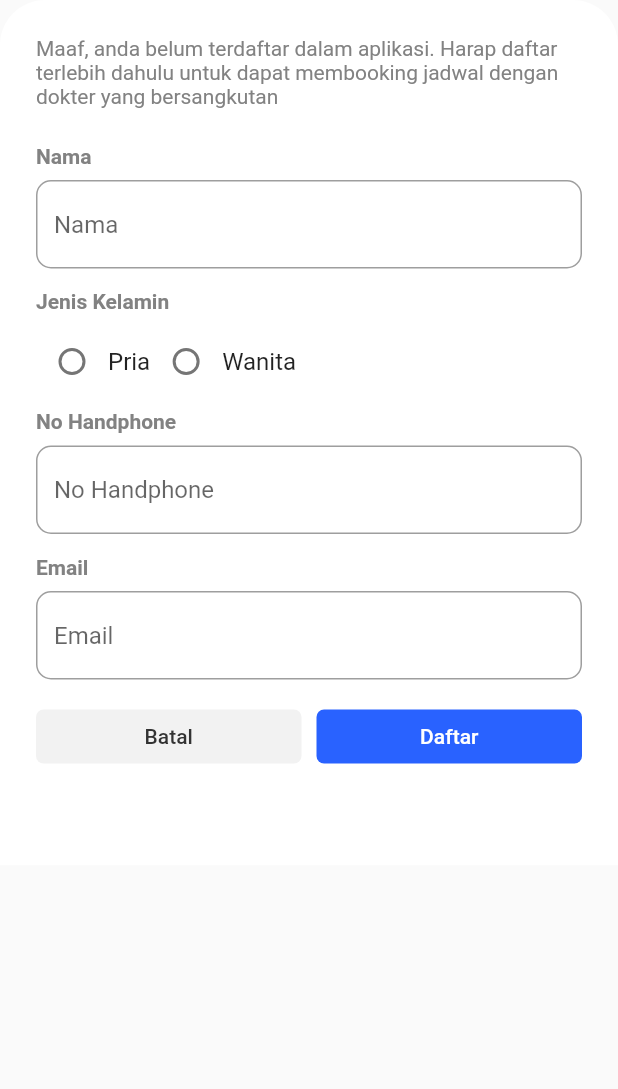
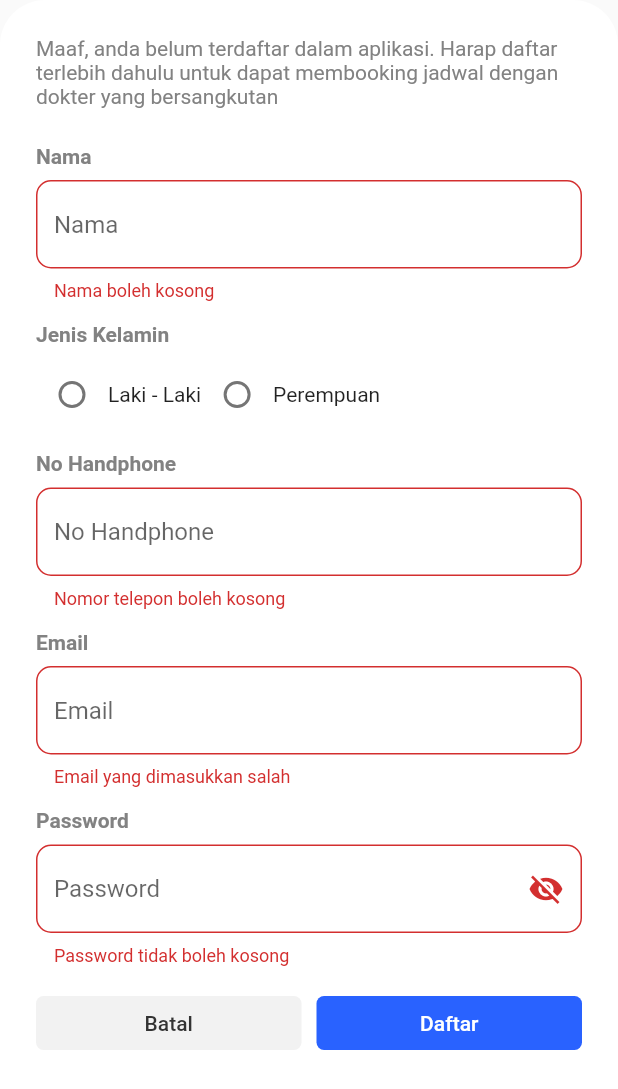
Before and after one commit to RafiIzzatulRizquFaris/healthish, a Flutter app: the BookingSheet widget shown alone on an empty page, opened directly, on a phone screen of 412 x 824 dp. Shown: the top 1089 px of the screen. Run offline on Flutter 3.47's test engine with Material 2 defaults, Android fonts, the phone set to English and light mode, and no system bars; our stand-ins replace badges, carousel_slider, cloud_firestore, curved_navigation_bar, email_validator, google_maps_flutter and 1 more; accounts and stored records are empty; network calls fail.

Commit message:
repairing layout and add validator in bookingSheet.dart

```diff
--- a/lib/detail_screen/detail_doctor/component/bookingSheet.dart
+++ b/lib/detail_screen/detail_doctor/component/bookingSheet.dart
@@ -1,7 +1,9 @@
+import 'package:email_validator/email_validator.dart';
 import 'package:flutter/material.dart';
 import 'package:flutter/widgets.dart';
 import 'package:healthish/constants.dart';
 import 'package:healthish/detail_screen/detail_booking.dart';
+import 'package:healthish/radio_group.dart';
 
 class BookingSheet extends StatefulWidget {
   @override
@@ -14,13 +16,24 @@ class BookingSheetState extends State<BookingSheet> {
   final TextEditingController nameController = TextEditingController();
   final TextEditingController emailController = TextEditingController();
   final TextEditingController phoneController = TextEditingController();
+  final TextEditingController passwordController = TextEditingController();
   final String alertRegist =
       "Maaf, anda belum terdaftar dalam aplikasi. Harap daftar terlebih dahulu untuk dapat membooking jadwal dengan dokter yang bersangkutan";
-  int selectedRadioTile;
+  final formKey = GlobalKey<FormState>();
+  bool obscureText = true;
+  int radioGroupGender = -1;
+  String selectedValue;
+  List<RadioGroup> genderList = [
+    RadioGroup(0, "Laki - Laki"),
+    RadioGroup(1, "Perempuan"),
+  ];
 
   @override
   Widget build(BuildContext context) {
-    return Container(
+    return Form(
+      key: formKey,
+      autovalidateMode: AutovalidateMode.always,
+      child: Container(
         decoration: BoxDecoration(
           borderRadius: BorderRadius.only(
             topLeft: Radius.circular(30),
@@ -28,7 +41,6 @@ class BookingSheetState extends State<BookingSheet> {
           ),
           color: Constants.whiteColor,
         ),
-      height: MediaQuery.of(context).size.height * 0.7,
         child: Padding(
           padding: EdgeInsets.all(24),
           child: SingleChildScrollView(
@@ -37,8 +49,7 @@ class BookingSheetState extends State<BookingSheet> {
               children: [
                 Text(
                   alertRegist,
-                  style:
-                      TextStyle(color: Constants.greyColorRegisterBottomSheet),
+                  style: TextStyle(color: Constants.greyColorRegisterBottomSheet),
                 ),
                 SizedBox(
                   height: 24,
@@ -54,6 +65,13 @@ class BookingSheetState extends State<BookingSheet> {
                   height: 8,
                 ),
                 TextFormField(
+                  controller: nameController,
+                  validator: (value) {
+                    if (value.isEmpty || value.length == 0) {
+                      return "Nama boleh kosong";
+                    }
+                    return null;
+                  },
                   decoration: InputDecoration(
                     hintText: 'Nama',
                     border: OutlineInputBorder(
@@ -75,30 +93,26 @@ class BookingSheetState extends State<BookingSheet> {
                   height: 8,
                 ),
                 Row(
-                  mainAxisAlignment: MainAxisAlignment.start,
-                  children: <Widget>[
+                  children: genderList
+                      .map((e) => Row(
+                            children: [
                               Radio(
-                      value: 0,
-                      groupValue: 1,
-                      onChanged: (val) {},
+                                value: e.index,
+                                groupValue: radioGroupGender,
+                                onChanged: (value) {
+                                  setState(() {
+                                    radioGroupGender = value;
+                                    selectedValue = e.text;
+                                  });
+                                },
                               ),
-                    Text(
-                      'Pria',
-                      style: new TextStyle(fontSize: 16.0),
-                    ),
-                    Radio(
-                      value: 0,
-                      groupValue: 1,
-                      onChanged: (val) {},
-                    ),
-                    Text(
-                      'Wanita',
-                      style: new TextStyle(fontSize: 16.0),
-                    ),
+                              Text(e.text),
                             ],
+                          ))
+                      .toList(),
                 ),
                 SizedBox(
-                  height: 8,
+                  height: 14,
                 ),
                 Text(
                   "No Handphone",
@@ -111,6 +125,15 @@ class BookingSheetState extends State<BookingSheet> {
                   height: 8,
                 ),
                 TextFormField(
+                  controller: phoneController,
+                  validator: (value) {
+                    if (value.isEmpty) {
+                      return "Nomor telepon boleh kosong";
+                    } else if (value.length < 8) {
+                      return "Nomor telepon kurang dari 8 karakter";
+                    }
+                    return null;
+                  },
                   decoration: InputDecoration(
                     hintText: 'No Handphone',
                     border: OutlineInputBorder(
@@ -132,10 +155,64 @@ class BookingSheetState extends State<BookingSheet> {
                   height: 8,
                 ),
                 TextFormField(
+                  controller: emailController,
+                  validator: (value) {
+                    if (EmailValidator.validate(value)) {
+                      return null;
+                    }
+                    return "Email yang dimasukkan salah";
+                  },
                   decoration: InputDecoration(
                     hintText: 'Email',
                     border: OutlineInputBorder(
                       borderRadius: BorderRadius.circular(10),
+                    ),
+                  ),
+                ),
+                SizedBox(
+                  height: 14,
+                ),
+                Text(
+                  "Password",
+                  style: TextStyle(
+                    color: Constants.greyColorRegisterBottomSheet,
+                    fontWeight: FontWeight.bold,
+                  ),
+                ),
+                SizedBox(
+                  height: 8,
+                ),
+                TextFormField(
+                  controller: passwordController,
+                  obscureText: obscureText,
+                  validator: (value) {
+                    if (value.isEmpty) {
+                      return "Password tidak boleh kosong";
+                    } else if (value.length < 8) {
+                      return "Password kurang dari 8 karakter";
+                    }
+                    return null;
+                  },
+                  decoration: InputDecoration(
+                    hintText: 'Password',
+                    border: OutlineInputBorder(
+                      borderRadius: BorderRadius.circular(10),
+                    ),
+                    suffixIcon: IconButton(
+                      icon: Icon(
+                        obscureText ? Icons.visibility_off : Icons.visibility,
+                      ),
+                      onPressed: () {
+                        if (obscureText) {
+                          setState(() {
+                            obscureText = false;
+                          });
+                        } else {
+                          setState(() {
+                            obscureText = true;
+                          });
+                        }
+                      },
                     ),
                   ),
                 ),
@@ -191,7 +268,9 @@ class BookingSheetState extends State<BookingSheet> {
                 )
               ],
             ),
-          )),
+          ),
+        ),
+      ),
     );
   }
 }
```
Lines whose indentation alone changed are shown as unchanged.
